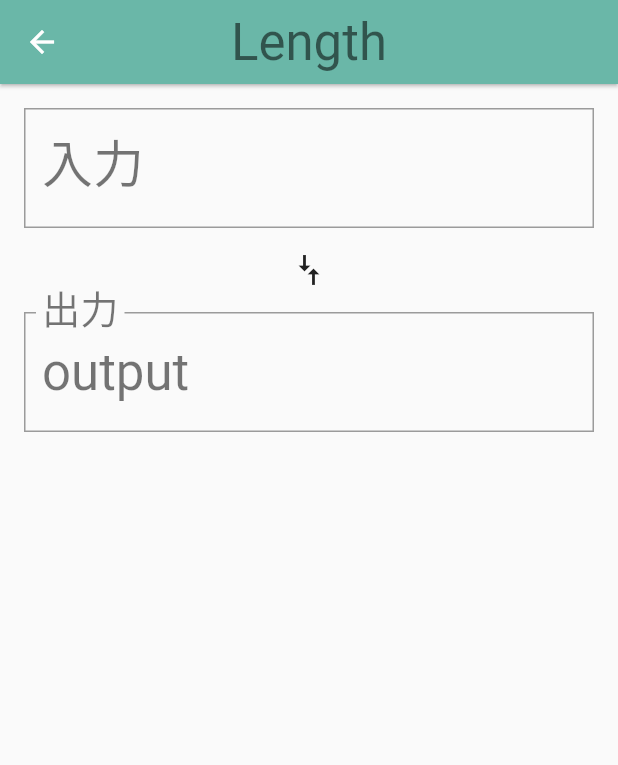
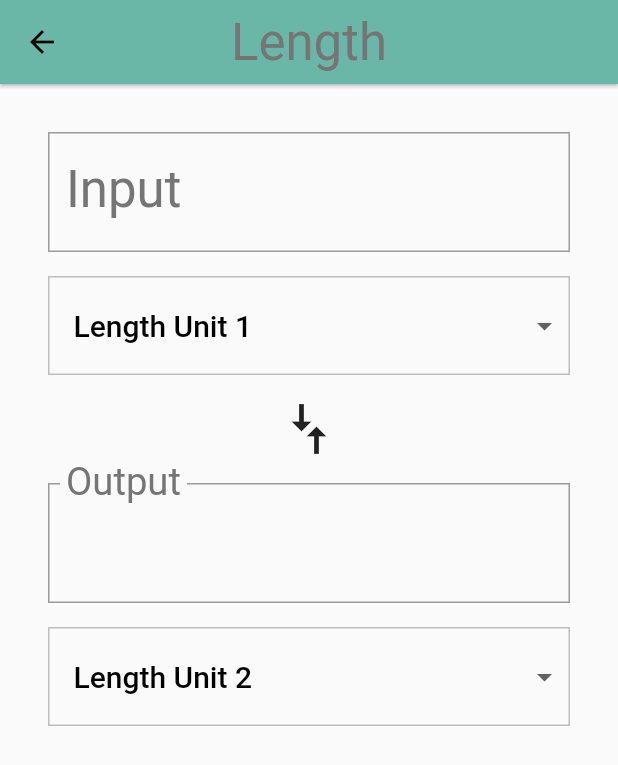
Before and after one commit to hysa/udacity-flutter, a Flutter app: the screen it shows after launch, after a tap on "Length", on a phone screen of 412 x 824 dp. Shown: the top 765 px of the screen. Run offline on Flutter 3.47's test engine with Material 2 defaults, Android fonts, the phone set to English and light mode, and no system bars.

Commit message:
[task_06_input] 回答

```diff
--- a/task_06_input/lib/category.dart
+++ b/task_06_input/lib/category.dart
@@ -87,9 +87,8 @@ class Category extends StatelessWidget {
         height: _rowHeight,
         child: InkWell(
           borderRadius: _borderRadius,
-          // TODO: Use the highlight and splash colors from the ColorSwatch
-          highlightColor: color,
-          splashColor: color,
+          highlightColor: color['highlight'],
+          splashColor: color['splash'],
           // We can use either the () => function() or the () { function(); }
           // syntax.
           onTap: () => _navigateToConverter(context),
--- a/task_06_input/lib/converter_route.dart
+++ b/task_06_input/lib/converter_route.dart
@@ -38,18 +38,47 @@ class ConverterRoute extends StatefulWidget {
 }
 
 class _ConverterRouteState extends State<ConverterRoute> {
-  // TODO: Set some variables, such as for keeping track of the user's input
-  // value and units
-  var _text;
-  var _unit;
+  Unit _fromValue;
+  Unit _toValue;
+  double _inputValue;
+  String _convertedValue = '';
+  List<DropdownMenuItem> _unitMenuItems;
+  bool _showValidationError = false;
 
-  // TODO: Determine whether you need to override anything, such as initState()
   @override
   void initState() {
     super.initState();
+    _createDropdownMenuItems();
+    _setDefaults();
   }
 
-  // TODO: Add other helper functions. We've given you one, _format()
+  /// Creates fresh list of [DropdownMenuItem] widgets, given a list of [Unit]s.
+  void _createDropdownMenuItems() {
+    var newItems = <DropdownMenuItem>[];
+    for (var unit in widget.units) {
+      newItems.add(DropdownMenuItem(
+        value: unit.name,
+        child: Container(
+          child: Text(
+            unit.name,
+            softWrap: true,
+          ),
+        ),
+      ));
+    }
+    setState(() {
+      _unitMenuItems = newItems;
+    });
+  }
+
+  /// Sets the default values for the 'from' and 'to' [Dropdown]s.
+  void _setDefaults() {
+    setState(() {
+      _fromValue = widget.units[0];
+      _toValue = widget.units[1];
+    });
+  }
+
   /// Clean up conversion; trim trailing zeros, e.g. 5.500 -> 5.5, 10.0 -> 10
   String _format(double conversion) {
     var outputNum = conversion.toStringAsPrecision(7);
@@ -66,86 +95,165 @@ class _ConverterRouteState extends State<ConverterRoute> {
     return outputNum;
   }
 
+  void _updateConversion() {
+    setState(() {
+      _convertedValue =
+          _format(_inputValue * (_toValue.conversion / _fromValue.conversion));
+    });
+  }
+
+  void _updateInputValue(String input) {
+    setState(() {
+      if (input == null || input.isEmpty) {
+        _convertedValue = '';
+      } else {
+        // Even though we are using the numerical keyboard, we still have to check
+        // for non-numerical input such as '5..0' or '6 -3'
+        try {
+          final inputDouble = double.parse(input);
+          _showValidationError = false;
+          _inputValue = inputDouble;
+          _updateConversion();
+        } on Exception catch (e) {
+          print('Error: $e');
+          _showValidationError = true;
+        }
+      }
+    });
+  }
+
+  Unit _getUnit(String unitName) {
+    return widget.units.firstWhere(
+      (Unit unit) {
+        return unit.name == unitName;
+      },
+      orElse: null,
+    );
+  }
+
+  void _updateFromConversion(dynamic unitName) {
+    setState(() {
+      _fromValue = _getUnit(unitName);
+    });
+    if (_inputValue != null) {
+      _updateConversion();
+    }
+  }
+
+  void _updateToConversion(dynamic unitName) {
+    setState(() {
+      _toValue = _getUnit(unitName);
+    });
+    if (_inputValue != null) {
+      _updateConversion();
+    }
+  }
+
+  Widget _createDropdown(String currentValue, ValueChanged<dynamic> onChanged) {
+    return Container(
+      margin: EdgeInsets.only(top: 16.0),
+      decoration: BoxDecoration(
+        // This sets the color of the [DropdownButton] itself
+        color: Colors.grey[50],
+        border: Border.all(
+          color: Colors.grey[400],
+          width: 1.0,
+        ),
+      ),
+      padding: EdgeInsets.symmetric(vertical: 8.0),
+      child: Theme(
+        // This sets the color of the [DropdownMenuItem]
+        data: Theme.of(context).copyWith(
+          canvasColor: Colors.grey[50],
+        ),
+        child: DropdownButtonHideUnderline(
+          child: ButtonTheme(
+            alignedDropdown: true,
+            child: DropdownButton(
+              value: currentValue,
+              items: _unitMenuItems,
+              onChanged: onChanged,
+              style: Theme.of(context).textTheme.title,
+            ),
+          ),
+        ),
+      ),
+    );
+  }
+
   @override
   Widget build(BuildContext context) {
-    // TODO: Create the 'input' group of widgets. This is a Column that
-    // includes the input value, and 'from' unit [Dropdown].
     final input = Padding(
       padding: _padding,
       child: Column(
+        crossAxisAlignment: CrossAxisAlignment.stretch,
         children: [
+          // This is the widget that accepts text input. In this case, it
+          // accepts numbers and calls the onChanged property on update.
+          // You can read more about it here: https://flutter.io/text-input
           TextField(
             style: Theme.of(context).textTheme.display1,
             decoration: InputDecoration(
               labelStyle: Theme.of(context).textTheme.display1,
-                  labelText: '入力',
-//            errorText:
+              errorText: _showValidationError ? 'Invalid number entered' : null,
+              labelText: 'Input',
               border: OutlineInputBorder(
-                      borderRadius: BorderRadius.circular(0.0))),
+                borderRadius: BorderRadius.circular(0.0),
+              ),
+            ),
+            // Since we only want numerical input, we use a number keyboard. There
+            // are also other keyboards for dates, emails, phone numbers, etc.
             keyboardType: TextInputType.number,
             onChanged: _updateInputValue,
           ),
-//            _createDropdown(null, null)
+          _createDropdown(_fromValue.name, _updateFromConversion),
         ],
-        ));
+      ),
+    );
 
-    // Create a compare arrows icon.
-    final arrow =
-        RotatedBox(quarterTurns: 1, child: Icon(Icons.compare_arrows));
+    final arrows = RotatedBox(
+      quarterTurns: 1,
+      child: Icon(
+        Icons.compare_arrows,
+        size: 40.0,
+      ),
+    );
 
-    // Create the 'output' group of widgets. This is a Column that
-    // includes the output value, and 'to' unit [Dropdown].
     final output = Padding(
       padding: _padding,
       child: Column(
-          children: <Widget>[
+        crossAxisAlignment: CrossAxisAlignment.stretch,
+        children: [
           InputDecorator(
             child: Text(
-                "output",
+              _convertedValue,
               style: Theme.of(context).textTheme.display1,
             ),
             decoration: InputDecoration(
-                  labelText: '出力',
+              labelText: 'Output',
               labelStyle: Theme.of(context).textTheme.display1,
               border: OutlineInputBorder(
-                      borderRadius: BorderRadius.circular(0.0))),
-            )
-          ],
-        ));
-
-    // TODO: Return the input, arrows, and output widgets, wrapped in a Column.
-
-    // TODO: Delete the below placeholder code.
-    final unitWidgets = widget.units.map((Unit unit) {
-      return Container(
-        color: widget.color,
-        margin: EdgeInsets.all(8.0),
-        padding: EdgeInsets.all(16.0),
-        child: Column(
-          children: [
-            Text(
-              unit.name,
-              style: Theme.of(context).textTheme.headline,
+                borderRadius: BorderRadius.circular(0.0),
               ),
-            Text(
-              'Conversion: ${unit.conversion}',
-              style: Theme.of(context).textTheme.subhead,
             ),
+          ),
+          _createDropdown(_toValue.name, _updateToConversion),
         ],
       ),
     );
-    }).toList();
 
-    return Container(
-      child: Column(
-        children: <Widget>[input, arrow, output],
-      ),
+    final converter = Column(
+      crossAxisAlignment: CrossAxisAlignment.stretch,
+      children: [
+        input,
+        arrows,
+        output,
+      ],
+    );
+
+    return Padding(
+      padding: _padding,
+      child: converter,
     );
   }
-
-  void _updateInputValue(String value) {}
-
-  Widget _createDropdown(param0, param1) {
-    return DropdownButton(items: null, onChanged: null);
 }
-}
--- a/task_06_input/lib/main.dart
+++ b/task_06_input/lib/main.dart
@@ -25,7 +25,12 @@ class UnitConverterApp extends StatelessWidget {
     return MaterialApp(
       debugShowCheckedModeBanner: false,
       title: 'Unit Converter',
-      // TODO: Fill out the theme parameter
+      theme: ThemeData(
+          textTheme: Theme.of(context)
+              .textTheme
+              .apply(bodyColor: Colors.black, displayColor: Colors.grey[600]),
+          primaryColor: Colors.grey[500],
+          textSelectionHandleColor: Colors.green[500]),
       home: CategoryRoute(),
     );
   }
```
Lines whose indentation alone changed are shown as unchanged.
